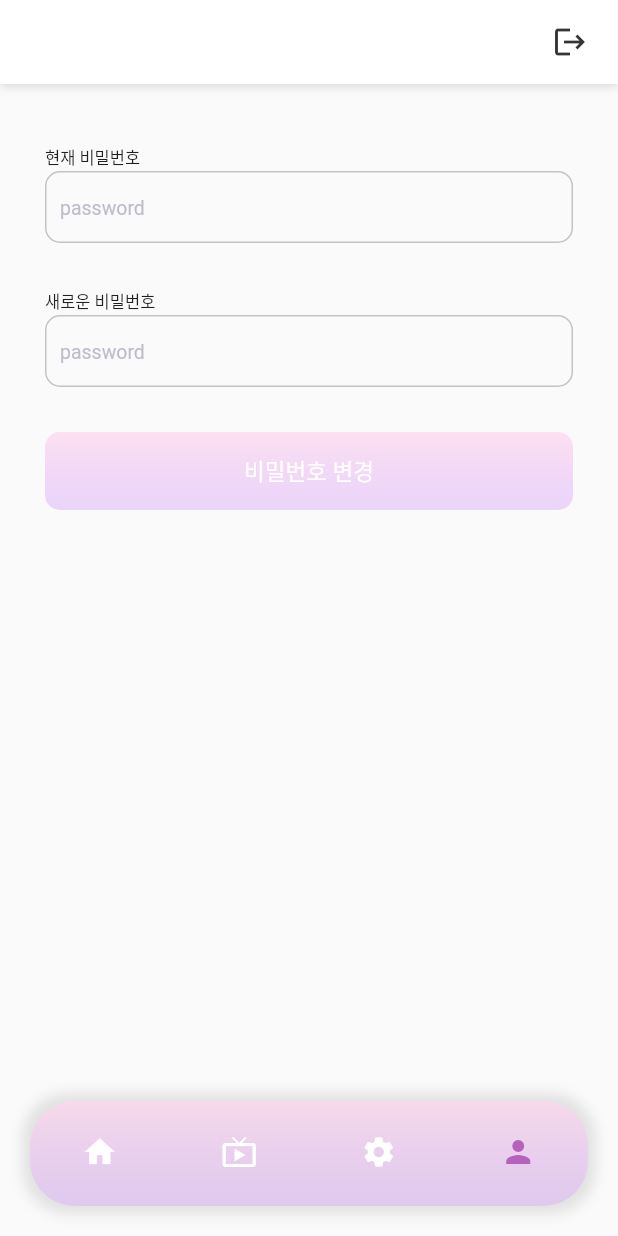
After one commit to qqinjin/animal_serving_app, a Flutter app: the InfoChangePage screen opened directly, on a phone screen of 412 x 824 dp. The commit adds this screen. Run offline on Flutter 3.47's test engine with Material 2 defaults, Android fonts, the phone set to English and light mode, and no system bars; our stand-ins replace cloud_firestore, firebase_auth, firebase_core, firebase_messaging, fl_chart, flutter_local_notifications and 2 more; missing offline and left inert: flutter_mjpeg; accounts and stored records are empty.

Commit message:
info Page

```diff
--- a/lib/bottomNavigationBar.dart
+++ b/lib/bottomNavigationBar.dart
@@ -7,6 +7,7 @@ import 'main.dart';
 import 'animal_serving.dart';
 import 'information_service.dart';
 import 'settingpage.dart';
+import 'infoChange.dart';
 
 class CustomBottomNavigationBar extends StatefulWidget {
   final int currentIndex;
@@ -57,7 +58,7 @@ class _CustomBottomNavigationBarState extends State<CustomBottomNavigationBar> {
         case 3:
           Navigator.push(
             context,
-            MaterialPageRoute(builder: (_) => InformationService()),
+            MaterialPageRoute(builder: (_) => InfoChangePage()),
           );
           break;
       }
--- /dev/null
+++ b/lib/infoChange.dart
@@ -0,0 +1,235 @@
+import 'package:flutter/material.dart';
+import 'package:provider/provider.dart';
+import 'package:firebase_auth/firebase_auth.dart';
+
+import 'auth_service.dart';
+import 'loginpage.dart';
+import 'bottomNavigationBar.dart';
+
+class InfoChangePage extends StatefulWidget {
+  @override
+  _InfoChangePageState createState() => _InfoChangePageState();
+}
+
+class _InfoChangePageState extends State<InfoChangePage> {
+  int _selectedIndex = 3;
+  final _formKey = GlobalKey<FormState>();
+  String _currentPassword = '';
+  String _newPassword = '';
+
+  Future<void> _changePassword() async {
+    try {
+      User user = FirebaseAuth.instance.currentUser!;
+
+      AuthCredential credential = EmailAuthProvider.credential(
+          email: user.email!, password: _currentPassword);
+      await user.reauthenticateWithCredential(credential);
+
+      await user.updatePassword(_newPassword);
+
+      ScaffoldMessenger.of(context).showSnackBar(
+        SnackBar(content: Text('비밀번호가 변경되었습니다.')),
+      );
+    } catch (error) {
+      ScaffoldMessenger.of(context).showSnackBar(
+        SnackBar(content: Text(error.toString())),
+      );
+    }
+  }
+
+  @override
+  Widget build(BuildContext context) {
+    return Scaffold(
+      appBar: PreferredSize(
+        preferredSize: Size.fromHeight(kToolbarHeight),
+        child: Container(
+          decoration: BoxDecoration(
+            boxShadow: [
+              BoxShadow(
+                color: Colors.black12,
+                offset: Offset(0, 2),
+                blurRadius: 4.0,
+              ),
+            ],
+          ),
+          child: AppBar(
+            title: Text(
+              "Information",
+              style: TextStyle(fontSize: 17.0),
+            ),
+            centerTitle: true,
+            backgroundColor: Color.fromARGB(255, 255, 255, 255),
+            elevation: 0,
+            actions: [
+              TextButton(
+                child: Icon(
+                  Icons.logout,
+                  color: const Color.fromARGB(255, 53, 53, 53),
+                ),
+                onPressed: () {
+                  context.read<AuthService>().signOut();
+                  Navigator.pushReplacement(
+                    context,
+                    MaterialPageRoute(builder: (context) => LoginPage()),
+                  );
+                },
+              ),
+            ],
+          ),
+        ),
+      ),
+      body: SingleChildScrollView(
+        padding: const EdgeInsets.all(30.0),
+        child: Form(
+          key: _formKey,
+          child: Column(
+            crossAxisAlignment: CrossAxisAlignment.stretch,
+            children: [
+              SizedBox(height: 10),
+              Text(
+                '현재 비밀번호',
+                style: TextStyle(fontSize: 11, fontWeight: FontWeight.normal),
+              ),
+              SizedBox(height: 2),
+              TextFormField(
+                decoration: InputDecoration(
+                  contentPadding:
+                      EdgeInsets.symmetric(vertical: 10.0, horizontal: 10.0),
+                  hintText: "password",
+                  hintStyle: TextStyle(
+                    fontSize: 13,
+                    fontWeight: FontWeight.w400,
+                    color: Color.fromARGB(255, 189, 189, 204),
+                  ),
+                  border: OutlineInputBorder(
+                    borderRadius: BorderRadius.circular(10.0),
+                    borderSide:
+                        BorderSide(color: Color.fromARGB(255, 195, 195, 195)),
+                  ),
+                  enabledBorder: OutlineInputBorder(
+                    borderRadius: BorderRadius.circular(10.0),
+                    borderSide:
+                        BorderSide(color: Color.fromARGB(255, 195, 195, 195)),
+                  ),
+                  focusedBorder: OutlineInputBorder(
+                    borderRadius: BorderRadius.circular(10.0),
+                    borderSide:
+                        BorderSide(color: Color.fromARGB(255, 137, 137, 137)),
+                  ),
+                ),
+                onChanged: (value) {
+                  setState(() {
+                    _currentPassword = value;
+                  });
+                },
+                validator: (value) {
+                  if (value!.isEmpty) {
+                    return '현재 비밀번호를 입력해주세요.';
+                  }
+                  return null;
+                },
+                obscureText: true, // 비밀번호를 숨기기 위해 true로 설정
+              ),
+              SizedBox(height: 30.0),
+              Text(
+                '새로운 비밀번호',
+                style: TextStyle(fontSize: 11, fontWeight: FontWeight.normal),
+              ),
+              SizedBox(height: 2),
+              TextFormField(
+                decoration: InputDecoration(
+                  contentPadding:
+                      EdgeInsets.symmetric(vertical: 10.0, horizontal: 10.0),
+                  hintText: "password",
+                  hintStyle: TextStyle(
+                    fontSize: 13,
+                    fontWeight: FontWeight.w400,
+                    color: Color.fromARGB(255, 189, 189, 204),
+                  ),
+                  border: OutlineInputBorder(
+                    borderRadius: BorderRadius.circular(10.0),
+                    borderSide:
+                        BorderSide(color: Color.fromARGB(255, 195, 195, 195)),
+                  ),
+                  enabledBorder: OutlineInputBorder(
+                    borderRadius: BorderRadius.circular(10.0),
+                    borderSide:
+                        BorderSide(color: Color.fromARGB(255, 195, 195, 195)),
+                  ),
+                  focusedBorder: OutlineInputBorder(
+                    borderRadius: BorderRadius.circular(10.0),
+                    borderSide:
+                        BorderSide(color: Color.fromARGB(255, 137, 137, 137)),
+                  ),
+                ),
+                onChanged: (value) {
+                  setState(() {
+                    _newPassword = value;
+                  });
+                },
+                validator: (value) {
+                  if (value!.isEmpty) {
+                    return '새로운 비밀번호를 입력해주세요.';
+                  }
+                  return null;
+                },
+                obscureText: true, // 비밀번호를 숨기기 위해 true로 설정
+              ),
+              SizedBox(height: 30.0),
+              Container(
+                decoration: BoxDecoration(
+                  gradient: LinearGradient(
+                    colors: [
+                      Color.fromARGB(189, 255, 215, 238), // 시작 색
+                      Color.fromARGB(136, 220, 180, 250), // 끝 색
+                    ],
+                    begin: Alignment.topCenter,
+                    end: Alignment.bottomCenter,
+                  ),
+                  borderRadius: BorderRadius.circular(10.0),
+                ),
+                child: ElevatedButton(
+                  style: ButtonStyle(
+                    shape: MaterialStateProperty.all<RoundedRectangleBorder>(
+                      RoundedRectangleBorder(
+                        borderRadius: BorderRadius.circular(10.0),
+                      ),
+                    ),
+                    backgroundColor:
+                        MaterialStateProperty.all(Colors.transparent),
+                    shadowColor: MaterialStateProperty.all(Colors.transparent),
+                    padding: MaterialStateProperty.all(EdgeInsets.all(15)),
+                    foregroundColor: MaterialStateProperty.all(Colors.white),
+                    overlayColor: MaterialStateProperty.resolveWith<Color?>(
+                      (Set<MaterialState> states) {
+                        if (states.contains(MaterialState.pressed))
+                          return Color.fromARGB(255, 154, 100, 255)
+                              .withOpacity(0.5);
+                        return null;
+                      },
+                    ),
+                    elevation: MaterialStateProperty.all(0),
+                    side: MaterialStateProperty.all(BorderSide.none),
+                    textStyle: MaterialStateProperty.all<TextStyle>(
+                      TextStyle(fontSize: 15, fontWeight: FontWeight.normal),
+                    ),
+                  ),
+                  child: Text("비밀번호 변경"),
+                  onPressed: () {
+                    if (_formKey.currentState!.validate()) {
+                      _changePassword();
+                    }
+                  },
+                ),
+              ),
+            ],
+          ),
+        ),
+      ),
+      bottomNavigationBar: CustomBottomNavigationBar(
+        currentIndex: _selectedIndex,
+        parentContext: context,
+      ),
+    );
+  }
+}
--- a/lib/settingpage.dart
+++ b/lib/settingpage.dart
@@ -11,7 +11,7 @@ class SettingPage extends StatefulWidget {
 }
 
 class _SettingPageState extends State<SettingPage> {
-  int _selectedIndex = 0;
+  int _selectedIndex = 2;
   bool _isSwitched = false;
   bool _SMSswitched = false;
   bool _emailswitched = false;
```
